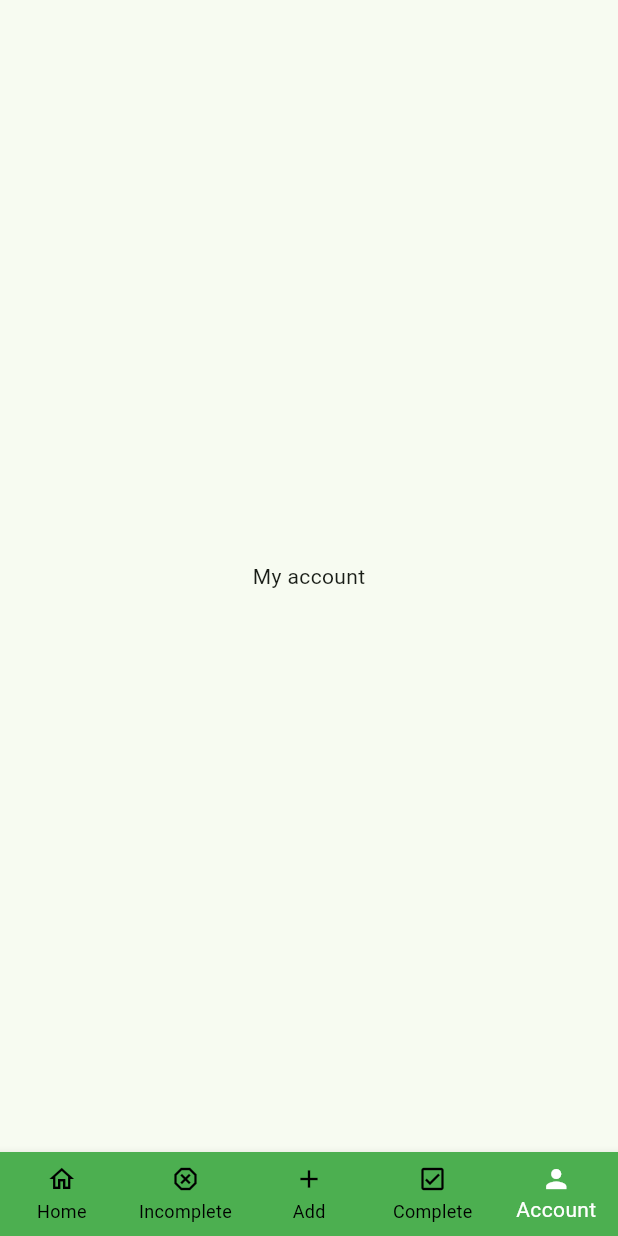
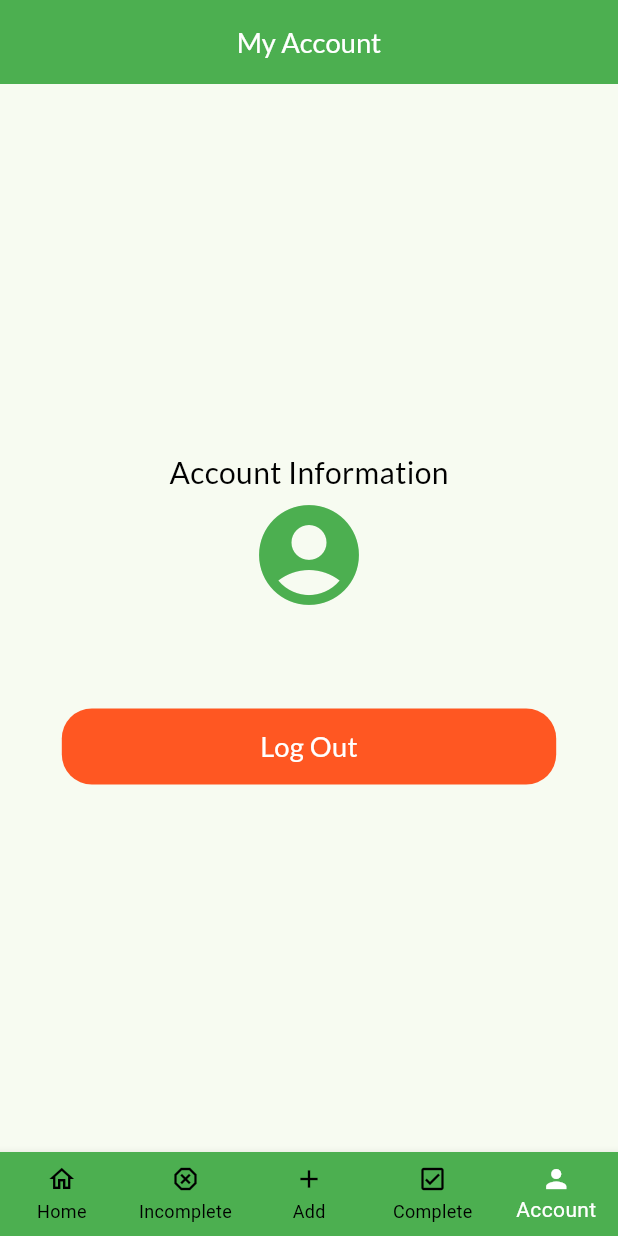
Before and after one commit to luongductinh-it/todo_app, a Flutter app: the screen it shows once a user with an empty profile is signed in, item 5 of the bottom bar chosen, on a phone screen of 412 x 824 dp. Run offline on Flutter 3.47's test engine with Material 3 defaults, Android fonts, the phone set to English and light mode, and no system bars; our stand-ins replace cloud_firestore, firebase_auth, firebase_core, flutter_riverpod, font_awesome_flutter, go_router and 2 more; accounts and stored records are empty; generated files the repository leaves out were written again.

Commit message:
Enhance account and task management screens with user information display, task loading, and improved logout functionality; refactor FirestoreController for better state management and update task item interactions

```diff
--- a/lib/features/authentication/presentation/screens/account_screen.dart
+++ b/lib/features/authentication/presentation/screens/account_screen.dart
@@ -1,11 +1,85 @@
+import 'package:firebase_todo_app/features/authentication/data/auth_repository.dart';
+import 'package:firebase_todo_app/utils/appstyles.dart';
+import 'package:firebase_todo_app/utils/size_config.dart';
 import 'package:flutter/material.dart';
 import 'package:flutter_riverpod/flutter_riverpod.dart';
+import 'package:go_router/go_router.dart';
 
 class AccountScreen extends ConsumerWidget {
   const AccountScreen({super.key});
 
   @override
   Widget build(BuildContext context, WidgetRef ref) {
-    return Scaffold(body: Center(child: Text('My account')));
+    final currentUser = ref.watch(currentUserProvider)!;
+
+    return Scaffold(
+      appBar: AppBar(
+        title: Text(
+          'My Account',
+          style: AppStyles.titleTextStyle.copyWith(color: Colors.white),
+        ),
+      ),
+      body: Center(
+        child: Column(
+          mainAxisAlignment: MainAxisAlignment.center,
+          crossAxisAlignment: CrossAxisAlignment.center,
+          children: [
+            Text(
+              "Account Information",
+              style: AppStyles.titleTextStyle.copyWith(fontSize: 20),
+            ),
+            const Icon(Icons.account_circle, color: Colors.green, size: 80),
+            Text(currentUser.email.toString()),
+            Text(currentUser.uid),
+            SizedBox(height: SizeConfig.getProportionateHeight(20)),
+            InkWell(
+              onTap: () {
+                showDialog(
+                  context: context,
+                  builder: (context) => AlertDialog(
+                    title: Text(
+                      'Are you sure?',
+                      style: AppStyles.normalTextStyle,
+                    ),
+                    icon: Icon(Icons.logout, color: Colors.red, size: 60),
+                    actions: [
+                      ElevatedButton(
+                        onPressed: () {
+                          context.pop();
+                        },
+                        child: Text('Cancel', style: AppStyles.normalTextStyle),
+                      ),
+                      ElevatedButton(
+                        onPressed: () {
+                          context.pop();
+                          ref.read(authRepositoryProvider).signOut();
+                        },
+                        child: Text(
+                          'Log Out',
+                          style: AppStyles.normalTextStyle,
+                        ),
+                      ),
+                    ],
+                  ),
+                );
+              },
+              child: Container(
+                alignment: Alignment.center,
+                height: SizeConfig.getProportionateHeight(50),
+                width: SizeConfig.screenWidth * 0.8,
+                decoration: BoxDecoration(
+                  color: Colors.deepOrange,
+                  borderRadius: BorderRadius.circular(20),
+                ),
+                child: Text(
+                  'Log Out',
+                  style: AppStyles.titleTextStyle.copyWith(color: Colors.white),
+                ),
+              ),
+            ),
+          ],
+        ),
+      ),
+    );
   }
 }
```
Also changed, not shown: lib/features/task_management/presentation/controllers/firestore_controller.dart (+3 -5 lines), lib/features/task_management/presentation/screens/completed_task_screen.dart (+40 -4 lines), lib/features/task_management/presentation/screens/in_complete_task_screen.dart (+42 -4 lines), lib/features/task_management/presentation/widgets/task_item.dart (+8 -13 lines), lib/features/task_management/presentation/controllers/firestore_controller.g.dart.
